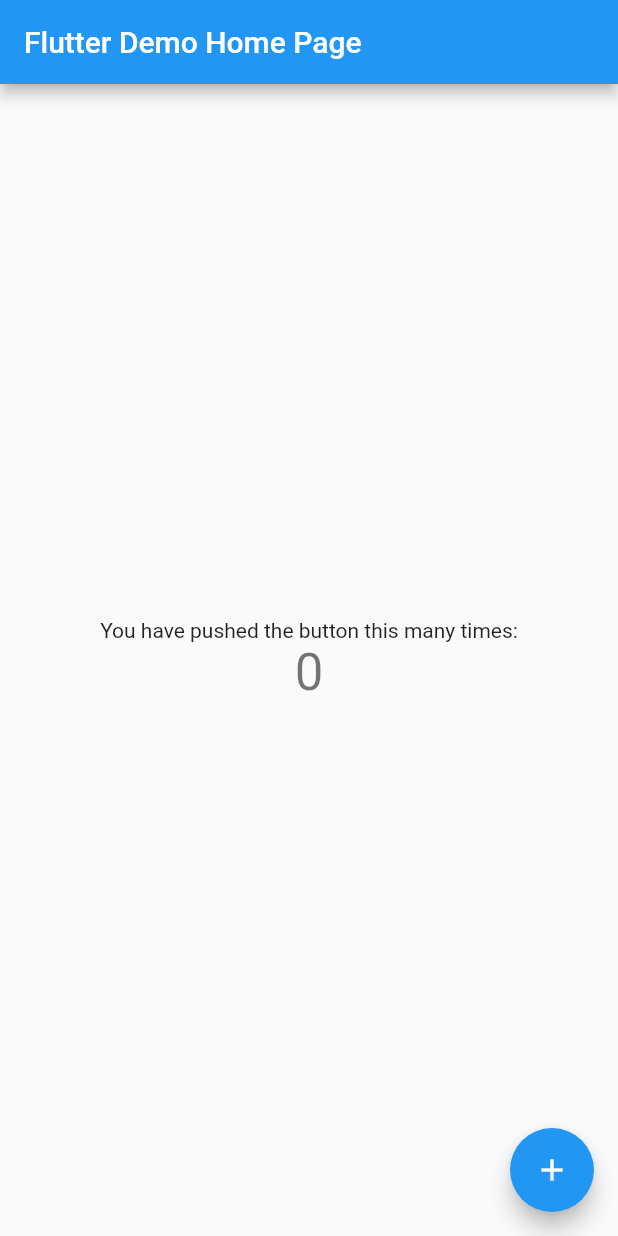
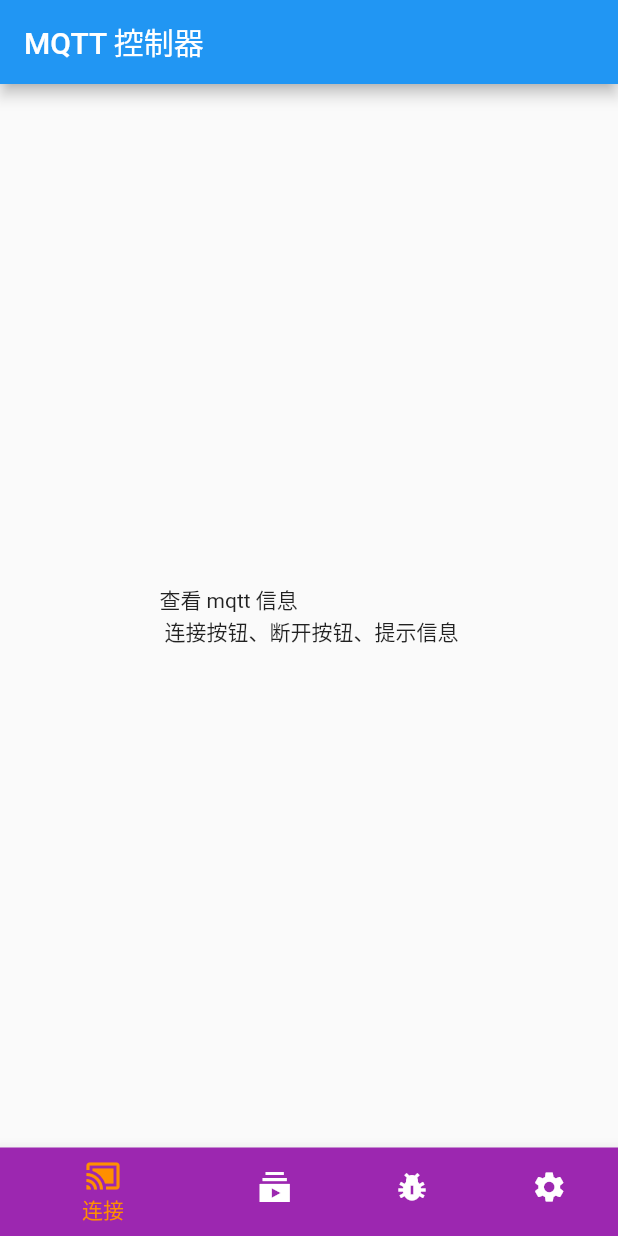
Before and after one commit to baloyou/mqtt, a Flutter app: the screen it shows after launch, on a phone screen of 412 x 824 dp. Run offline on Flutter 3.47's test engine with Material 2 defaults, Android fonts, the phone set to English and light mode, and no system bars.

Commit message:
结构性框架

```diff
--- /dev/null
+++ b/lib/home.dart
@@ -0,0 +1,13 @@
+import 'package:flutter/material.dart';
+
+class Home extends StatefulWidget {
+  @override
+  State<Home> createState() => _HomeState();
+}
+
+class _HomeState extends State<Home> {
+  @override
+  Widget build(BuildContext context) {
+    return Text("查看 mqtt 信息\r\n 连接按钮、断开按钮、提示信息");
+  }
+}
--- a/lib/main.dart
+++ b/lib/main.dart
@@ -1,113 +1,94 @@
 import 'package:flutter/material.dart';
+import 'package:mqtt/control.dart';
+import 'package:mqtt/home.dart';
+import 'package:mqtt/setting.dart';
+import 'package:mqtt/subscribe.dart';
 
-void main() {
-  runApp(MyApp());
-}
+//程序入口
+void main() => runApp(const MyApp());
 
+//入口类
 class MyApp extends StatelessWidget {
-  // This widget is the root of your application.
+  //用构造函数覆盖父类
+  const MyApp({Key key}) : super(key: key);
+  //程序名称
+  static const String _title = 'MQTT 控制器';
+
+  //重写父类build方法，绘制界面
   @override
   Widget build(BuildContext context) {
-    return MaterialApp(
-      title: 'Flutter Demo',
-      theme: ThemeData(
-        // This is the theme of your application.
-        //
-        // Try running your application with "flutter run". You'll see the
-        // application has a blue toolbar. Then, without quitting the app, try
-        // changing the primarySwatch below to Colors.green and then invoke
-        // "hot reload" (press "r" in the console where you ran "flutter run",
-        // or simply save your changes to "hot reload" in a Flutter IDE).
-        // Notice that the counter didn't reset back to zero; the application
-        // is not restarted.
-        primarySwatch: Colors.blue,
-      ),
-      home: MyHomePage(title: 'Flutter Demo Home Page'),
+    return const MaterialApp(
+      title: _title,
+      home: MyStatefulWidget(title: _title),
     );
   }
 }
 
-class MyHomePage extends StatefulWidget {
-  MyHomePage({Key key, this.title}) : super(key: key);
-
-  // This widget is the home page of your application. It is stateful, meaning
-  // that it has a State object (defined below) that contains fields that affect
-  // how it looks.
-
-  // This class is the configuration for the state. It holds the values (in this
-  // case the title) provided by the parent (in this case the App widget) and
-  // used by the build method of the State. Fields in a Widget subclass are
-  // always marked "final".
-
+//有状态的widget
+class MyStatefulWidget extends StatefulWidget {
+  const MyStatefulWidget({Key key, this.title}) : super(key: key);
   final String title;
-
   @override
-  _MyHomePageState createState() => _MyHomePageState();
+  State<MyStatefulWidget> createState() => _MyStatefulWidgetState();
 }
 
-class _MyHomePageState extends State<MyHomePage> {
-  int _counter = 0;
+//UI框架（底部菜单）
+class _MyStatefulWidgetState extends State<MyStatefulWidget> {
+  int _selectedIndex = 0;
+  // static const TextStyle optionStyle =
+  //     TextStyle(fontSize: 30, fontWeight: FontWeight.bold);
 
-  void _incrementCounter() {
+  //这里换成4个容器对象，分别建立子页面即可
+  static List<Widget> _widgetOptions = <Widget>[
+    Home(),
+    Subscribe(),
+    Control(),
+    Setting(),
+  ];
+
+  void _onItemTapped(int index) {
     setState(() {
-      // This call to setState tells the Flutter framework that something has
-      // changed in this State, which causes it to rerun the build method below
-      // so that the display can reflect the updated values. If we changed
-      // _counter without calling setState(), then the build method would not be
-      // called again, and so nothing would appear to happen.
-      _counter++;
+      _selectedIndex = index;
     });
   }
 
   @override
   Widget build(BuildContext context) {
-    // This method is rerun every time setState is called, for instance as done
-    // by the _incrementCounter method above.
-    //
-    // The Flutter framework has been optimized to make rerunning build methods
-    // fast, so that you can just rebuild anything that needs updating rather
-    // than having to individually change instances of widgets.
     return Scaffold(
       appBar: AppBar(
-        // Here we take the value from the MyHomePage object that was created by
-        // the App.build method, and use it to set our appbar title.
+        // title: const Text('BottomNavigationBar Sample'),
         title: Text(widget.title),
       ),
       body: Center(
-        // Center is a layout widget. It takes a single child and positions it
-        // in the middle of the parent.
-        child: Column(
-          // Column is also a layout widget. It takes a list of children and
-          // arranges them vertically. By default, it sizes itself to fit its
-          // children horizontally, and tries to be as tall as its parent.
-          //
-          // Invoke "debug painting" (press "p" in the console, choose the
-          // "Toggle Debug Paint" action from the Flutter Inspector in Android
-          // Studio, or the "Toggle Debug Paint" command in Visual Studio Code)
-          // to see the wireframe for each widget.
-          //
-          // Column has various properties to control how it sizes itself and
-          // how it positions its children. Here we use mainAxisAlignment to
-          // center the children vertically; the main axis here is the vertical
-          // axis because Columns are vertical (the cross axis would be
-          // horizontal).
-          mainAxisAlignment: MainAxisAlignment.center,
-          children: <Widget>[
-            Text(
-              'You have pushed the button this many times:',
-            ),
-            Text(
-              '$_counter',
-              style: Theme.of(context).textTheme.headline4,
-            ),
-          ],
-        ),
+        child: _widgetOptions.elementAt(_selectedIndex),
       ),
-      floatingActionButton: FloatingActionButton(
-        onPressed: _incrementCounter,
-        tooltip: 'Increment',
-        child: Icon(Icons.add),
-      ), // This trailing comma makes auto-formatting nicer for build methods.
+      bottomNavigationBar: BottomNavigationBar(
+        items: const <BottomNavigationBarItem>[
+          BottomNavigationBarItem(
+            icon: Icon(Icons.cast_connected),
+            label: '连接',
+            backgroundColor: Colors.purple,
+          ),
+          BottomNavigationBarItem(
+            icon: Icon(Icons.subscriptions_sharp),
+            label: '订阅',
+            backgroundColor: Colors.purple,
+          ),
+          BottomNavigationBarItem(
+            icon: Icon(Icons.pest_control),
+            label: '控制',
+            backgroundColor: Colors.purple,
+          ),
+          BottomNavigationBarItem(
+            icon: Icon(Icons.settings),
+            label: '设置',
+            backgroundColor: Colors.purple,
+          ),
+        ],
+        currentIndex: _selectedIndex,
+        selectedItemColor: Colors.amber[800],
+        onTap: _onItemTapped,
+      ),
     );
   }
 }
```
Also changed, not shown: lib/control.dart (added, +13 -0 lines), lib/main_initial.dart (added, +113 -0 lines), lib/setting.dart (added, +13 -0 lines), lib/subscribe.dart (added, +13 -0 lines), pubspec.lock, 3 other files.
